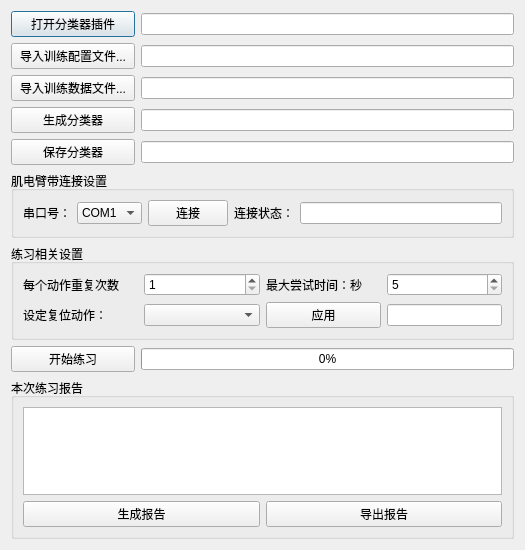
The window that GUI/ExerciseModule.ui (brucelv1/ExerciseModule) describes before a commit, drawn with Qt 5.
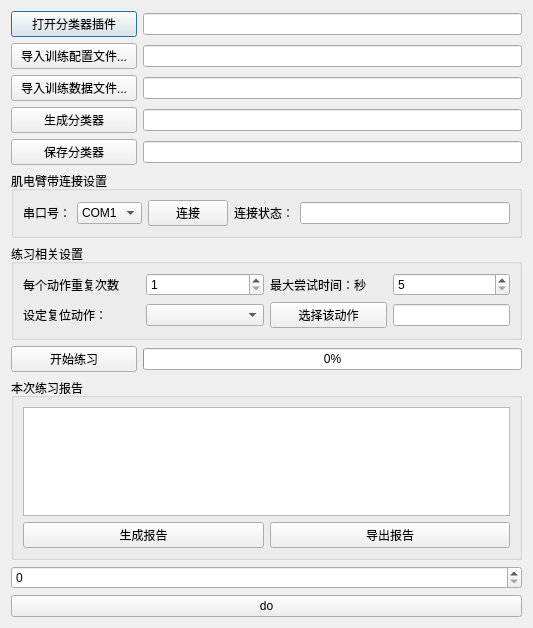
The same window after the commit.

Commit message: Finger Exercise Done

Patch:
```diff
--- a/GUI/ExerciseModule.ui
+++ b/GUI/ExerciseModule.ui
@@ -6,8 +6,8 @@
    <rect>
     <x>0</x>
     <y>0</y>
-    <width>525</width>
-    <height>550</height>
+    <width>533</width>
+    <height>628</height>
    </rect>
   </property>
   <property name="minimumSize">
@@ -27,7 +27,7 @@
   </property>
   <layout class="QHBoxLayout" name="horizontalLayout_13">
    <item>
-    <layout class="QVBoxLayout" name="verticalLayout_2" stretch="1,1,1,1,1,1,1,1,6">
+    <layout class="QVBoxLayout" name="verticalLayout_2" stretch="1,1,1,1,1,1,1,1,6,0,0">
      <item>
       <layout class="QHBoxLayout" name="horizontalLayout_7" stretch="1,3">
        <item>
@@ -255,7 +255,7 @@
           <item>
            <widget class="QPushButton" name="Btn_ApplyFingerReturn">
             <property name="text">
-             <string>应用</string>
+             <string>选择该动作</string>
             </property>
            </widget>
           </item>
@@ -323,6 +323,20 @@
        </layout>
       </widget>
      </item>
+     <item>
+      <widget class="QSpinBox" name="spinTest">
+       <property name="maximum">
+        <number>9999999</number>
+       </property>
+      </widget>
+     </item>
+     <item>
+      <widget class="QPushButton" name="Btn_test">
+       <property name="text">
+        <string>do</string>
+       </property>
+      </widget>
+     </item>
     </layout>
    </item>
   </layout>
```
The commit also changes 4 other files.
